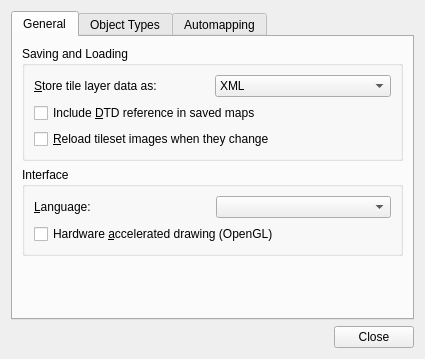
Qt form src/tiled/preferencesdialog.ui (mapeditor/tiled) before a commit.
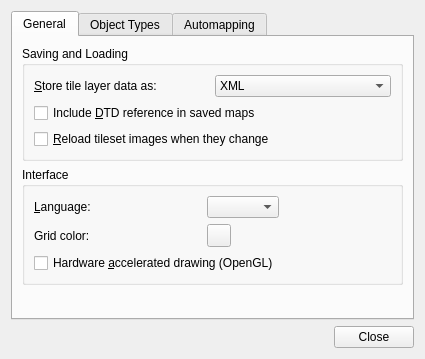
The same form after that commit. Icons and pictures are not drawn. Custom widgets are drawn as their Qt base class.

Commit message:
Preferred grid color can now be used
Fixes #134

Patch:
```diff
--- a/src/tiled/preferencesdialog.ui
+++ b/src/tiled/preferencesdialog.ui
@@ -6,8 +6,8 @@
    <rect>
     <x>0</x>
     <y>0</y>
-    <width>421</width>
-    <height>313</height>
+    <width>462</width>
+    <height>392</height>
    </rect>
   </property>
   <property name="windowTitle">
@@ -98,7 +98,14 @@
           <string>Interface</string>
          </property>
          <layout class="QGridLayout" name="gridLayout_2">
-          <item row="1" column="0">
+          <item row="3" column="0" colspan="4">
+           <widget class="QCheckBox" name="openGL">
+            <property name="text">
+             <string>Hardware &amp;accelerated drawing (OpenGL)</string>
+            </property>
+           </widget>
+          </item>
+          <item row="0" column="0">
            <widget class="QLabel" name="label_2">
             <property name="text">
              <string>&amp;Language:</string>
@@ -108,16 +115,32 @@
             </property>
            </widget>
           </item>
-          <item row="1" column="1">
+          <item row="2" column="0">
+           <widget class="QLabel" name="label_3">
+            <property name="text">
+             <string>Grid color:</string>
+            </property>
+           </widget>
+          </item>
+          <item row="2" column="3">
+           <widget class="Tiled::Internal::ColorButton" name="gridColor"/>
+          </item>
+          <item row="0" column="4">
+           <spacer name="horizontalSpacer_2">
+            <property name="orientation">
+             <enum>Qt::Horizontal</enum>
+            </property>
+            <property name="sizeHint" stdset="0">
+             <size>
+              <width>0</width>
+              <height>20</height>
+             </size>
+            </property>
+           </spacer>
+          </item>
+          <item row="0" column="3">
            <widget class="QComboBox" name="languageCombo"/>
           </item>
-          <item row="2" column="0" colspan="2">
-           <widget class="QCheckBox" name="openGL">
-            <property name="text">
-             <string>Hardware &amp;accelerated drawing (OpenGL)</string>
-            </property>
-           </widget>
-          </item>
          </layout>
         </widget>
        </item>
@@ -286,6 +309,13 @@
    </item>
   </layout>
  </widget>
+ <customwidgets>
+  <customwidget>
+   <class>Tiled::Internal::ColorButton</class>
+   <extends>QToolButton</extends>
+   <header location="global">colorbutton.h</header>
+  </customwidget>
+ </customwidgets>
  <tabstops>
   <tabstop>tabWidget</tabstop>
   <tabstop>layerDataCombo</tabstop>
```
Left out of the diff: 4 changed lines with no effect on the pictures. The commit also changes 12 other files.
